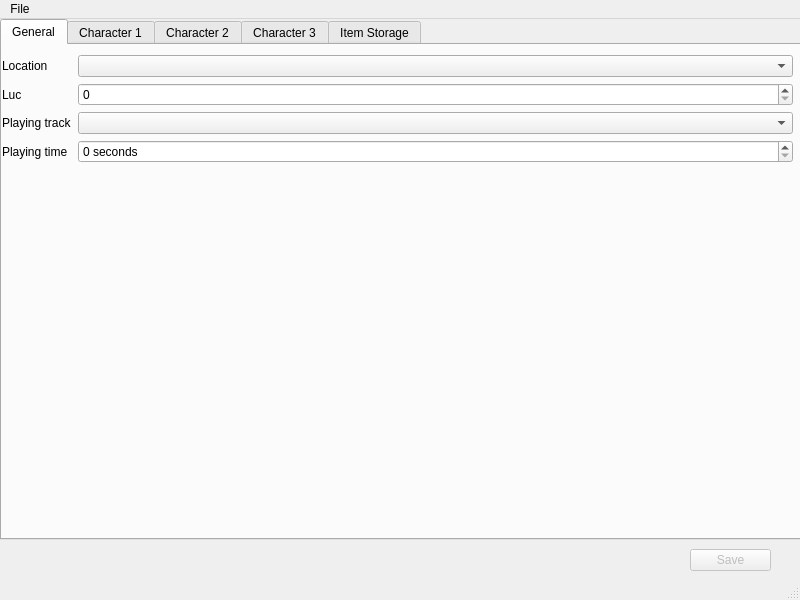
This is sd3save_editor/gui/mainwindow.ui in rrooij/sd3save_editor as Qt 5 draws it before an edit. The edited form follows.
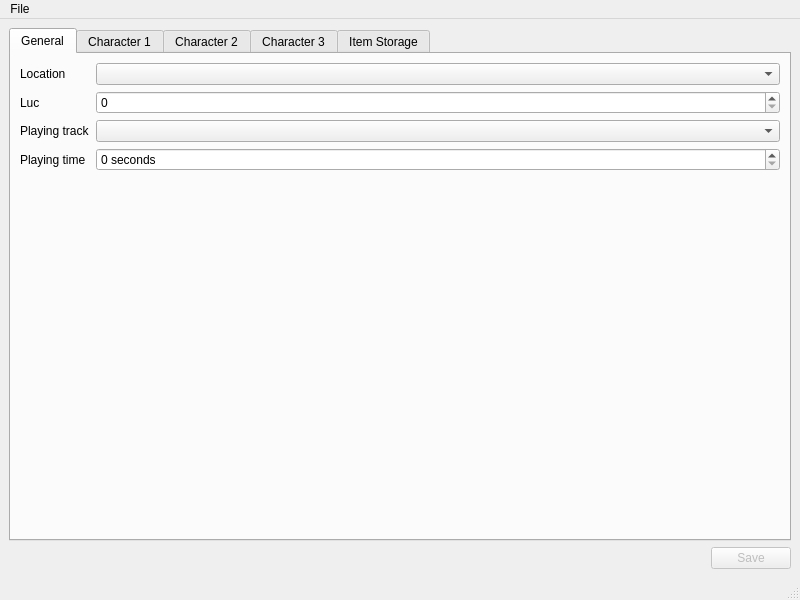
This is the edited form.

Commit message:
Gui: improve layout by dynamic resizing
The layout is now "responsive". The buttons and forms are automatically
resized when the window itself is resized.

Patch:
```diff
--- a/sd3save_editor/gui/mainwindow.ui
+++ b/sd3save_editor/gui/mainwindow.ui
@@ -14,31 +14,9 @@
    <string>Seiken Densetsu 3 Save Editor</string>
   </property>
   <widget class="QWidget" name="centralwidget">
-   <widget class="QPushButton" name="saveButton">
-    <property name="enabled">
-     <bool>false</bool>
-    </property>
-    <property name="geometry">
-     <rect>
-      <x>690</x>
-      <y>530</y>
-      <width>81</width>
-      <height>22</height>
-     </rect>
-    </property>
-    <property name="text">
-     <string>Save</string>
-    </property>
-   </widget>
-   <widget class="QTabWidget" name="tabItemStorage">
-    <property name="geometry">
-     <rect>
-      <x>0</x>
-      <y>0</y>
-      <width>801</width>
-      <height>521</height>
-     </rect>
-    </property>
+   <layout class="QGridLayout" name="gridLayout">
+    <item row="0" column="0">
+     <widget class="QTabWidget" name="tabsOverview">
     <property name="currentIndex">
      <number>0</number>
     </property>
@@ -46,15 +24,8 @@
      <attribute name="title">
       <string>General</string>
      </attribute>
-     <widget class="QWidget" name="formLayoutWidget">
-      <property name="geometry">
-       <rect>
-        <x>0</x>
-        <y>10</y>
-        <width>791</width>
-        <height>157</height>
-       </rect>
-      </property>
+       <layout class="QGridLayout" name="gridLayout_2">
+        <item row="0" column="0">
       <layout class="QFormLayout" name="formLayout">
        <property name="fieldGrowthPolicy">
         <enum>QFormLayout::AllNonFixedFieldsGrow</enum>
@@ -111,21 +82,15 @@
         </widget>
        </item>
       </layout>
-     </widget>
+        </item>
+       </layout>
     </widget>
     <widget class="QWidget" name="tab_2">
      <attribute name="title">
       <string>Character 1</string>
      </attribute>
-     <widget class="QWidget" name="formLayoutWidget_2">
-      <property name="geometry">
-       <rect>
-        <x>0</x>
-        <y>0</y>
-        <width>791</width>
-        <height>321</height>
-       </rect>
-      </property>
+       <layout class="QGridLayout" name="gridLayout_3">
+        <item row="0" column="0">
       <layout class="QFormLayout" name="formLayout_3">
        <item row="1" column="0">
         <widget class="QLabel" name="labelCharacter1Name">
@@ -166,21 +131,15 @@
         </widget>
        </item>
       </layout>
-     </widget>
+        </item>
+       </layout>
     </widget>
     <widget class="QWidget" name="tab_3">
      <attribute name="title">
       <string>Character 2</string>
      </attribute>
-     <widget class="QWidget" name="formLayoutWidget_3">
-      <property name="geometry">
-       <rect>
-        <x>0</x>
-        <y>0</y>
-        <width>791</width>
-        <height>311</height>
-       </rect>
-      </property>
+       <layout class="QGridLayout" name="gridLayout_4">
+        <item row="0" column="0">
       <layout class="QFormLayout" name="formLayout_4">
        <item row="1" column="0">
         <widget class="QLabel" name="labelCharacter2Name">
@@ -221,21 +180,15 @@
         </widget>
        </item>
       </layout>
-     </widget>
+        </item>
+       </layout>
     </widget>
     <widget class="QWidget" name="tab_4">
      <attribute name="title">
       <string>Character 3</string>
      </attribute>
-     <widget class="QWidget" name="formLayoutWidget_4">
-      <property name="geometry">
-       <rect>
-        <x>0</x>
-        <y>0</y>
-        <width>791</width>
-        <height>361</height>
-       </rect>
-      </property>
+       <layout class="QGridLayout" name="gridLayout_5">
+        <item row="0" column="0">
       <layout class="QFormLayout" name="formLayout_5">
        <item row="1" column="0">
         <widget class="QLabel" name="labelCharacter3Name">
@@ -276,21 +229,16 @@
         </widget>
        </item>
       </layout>
-     </widget>
+        </item>
+       </layout>
     </widget>
     <widget class="QWidget" name="tab_5">
      <attribute name="title">
       <string>Item Storage</string>
      </attribute>
+       <layout class="QGridLayout" name="gridLayout_6">
+        <item row="0" column="0">
      <widget class="QTableWidget" name="storageTableWidget">
-      <property name="geometry">
-       <rect>
-        <x>0</x>
-        <y>0</y>
-        <width>791</width>
-        <height>491</height>
-       </rect>
-      </property>
       <property name="cornerButtonEnabled">
        <bool>true</bool>
       </property>
@@ -317,8 +265,22 @@
        </property>
       </column>
      </widget>
-    </widget>
-   </widget>
+        </item>
+       </layout>
+      </widget>
+     </widget>
+    </item>
+    <item row="1" column="0" alignment="Qt::AlignRight">
+     <widget class="QPushButton" name="saveButton">
+      <property name="enabled">
+       <bool>false</bool>
+      </property>
+      <property name="text">
+       <string>Save</string>
+      </property>
+     </widget>
+    </item>
+   </layout>
   </widget>
   <widget class="QMenuBar" name="menubar">
    <property name="geometry">
```
Lines whose indentation alone changed are shown as unchanged. The commit also changes 1 other file.
